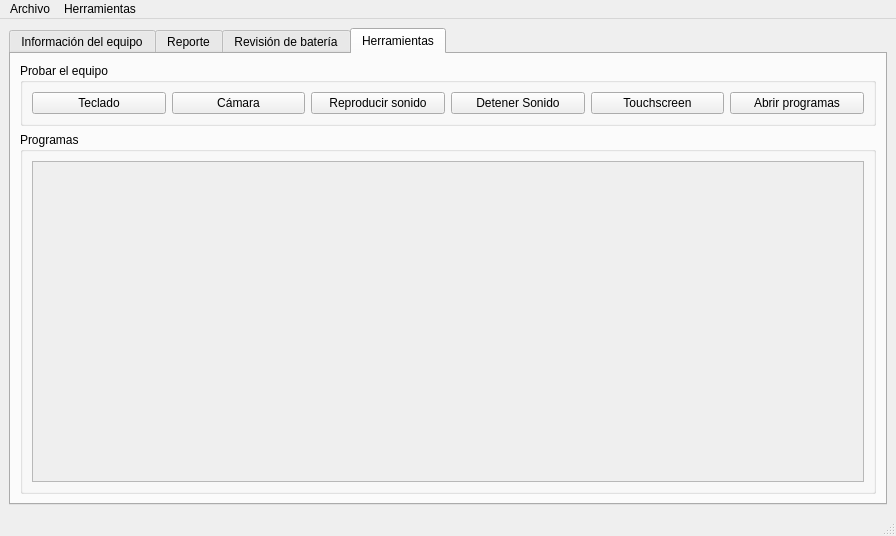
gabod22/PatiaTest, file ui/mainwindow.ui: the form before one commit.
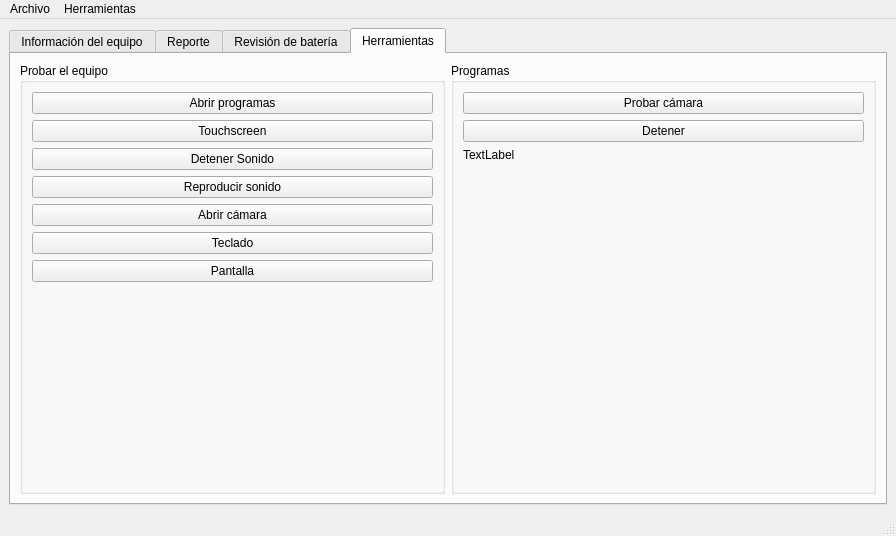
The form after the commit. The open tabs and pages were chosen to show the change. Icons and pictures are not drawn.

Commit message: Add camera capture

Patch:
```diff
--- a/ui/mainwindow.ui
+++ b/ui/mainwindow.ui
@@ -1393,51 +1393,13 @@
        <attribute name="title">
         <string>Herramientas</string>
        </attribute>
-       <layout class="QVBoxLayout" name="verticalLayout_21">
+       <layout class="QHBoxLayout" name="horizontalLayout_6">
         <item>
          <widget class="QGroupBox" name="groupBox_7">
           <property name="title">
            <string>Probar el equipo</string>
           </property>
-          <layout class="QHBoxLayout" name="horizontalLayout_6">
-           <item>
-            <widget class="QPushButton" name="BtnTestKeyboard">
-             <property name="text">
-              <string>Teclado</string>
-             </property>
-            </widget>
-           </item>
-           <item>
-            <widget class="QPushButton" name="BtnTestCamera">
-             <property name="text">
-              <string>Cámara</string>
-             </property>
-            </widget>
-           </item>
-           <item>
-            <widget class="QPushButton" name="BtnTestSpeakers">
-             <property name="text">
-              <string>Reproducir sonido</string>
-             </property>
-            </widget>
-           </item>
-           <item>
-            <widget class="QPushButton" name="BtnStopTestSpeakers">
-             <property name="enabled">
-              <bool>true</bool>
-             </property>
-             <property name="text">
-              <string>Detener Sonido</string>
-             </property>
-            </widget>
-           </item>
-           <item>
-            <widget class="QPushButton" name="BtnTestTouchscreen">
-             <property name="text">
-              <string>Touchscreen</string>
-             </property>
-            </widget>
-           </item>
+          <layout class="QVBoxLayout" name="verticalLayout_6">
            <item>
             <widget class="QPushButton" name="BtnOpenPrograms">
              <property name="text">
@@ -1445,6 +1407,64 @@
              </property>
             </widget>
            </item>
+           <item>
+            <widget class="QPushButton" name="BtnTestTouchscreen">
+             <property name="text">
+              <string>Touchscreen</string>
+             </property>
+            </widget>
+           </item>
+           <item>
+            <widget class="QPushButton" name="BtnStopTestSpeakers">
+             <property name="enabled">
+              <bool>true</bool>
+             </property>
+             <property name="text">
+              <string>Detener Sonido</string>
+             </property>
+            </widget>
+           </item>
+           <item>
+            <widget class="QPushButton" name="BtnTestSpeakers">
+             <property name="text">
+              <string>Reproducir sonido</string>
+             </property>
+            </widget>
+           </item>
+           <item>
+            <widget class="QPushButton" name="BtnTestCamera">
+             <property name="text">
+              <string>Abrir cámara</string>
+             </property>
+            </widget>
+           </item>
+           <item>
+            <widget class="QPushButton" name="BtnTestKeyboard">
+             <property name="text">
+              <string>Teclado</string>
+             </property>
+            </widget>
+           </item>
+           <item>
+            <widget class="QPushButton" name="BtnTestScreen">
+             <property name="text">
+              <string>Pantalla</string>
+             </property>
+            </widget>
+           </item>
+           <item>
+            <spacer name="verticalSpacer_4">
+             <property name="orientation">
+              <enum>Qt::Vertical</enum>
+             </property>
+             <property name="sizeHint" stdset="0">
+              <size>
+               <width>20</width>
+               <height>40</height>
+              </size>
+             </property>
+            </spacer>
+           </item>
           </layout>
          </widget>
         </item>
@@ -1455,22 +1475,39 @@
           </property>
           <layout class="QVBoxLayout" name="verticalLayout_22">
            <item>
-            <widget class="QScrollArea" name="AreaProrgrams">
-             <property name="widgetResizable">
-              <bool>true</bool>
+            <widget class="QPushButton" name="BtnStartCameraCapture">
+             <property name="text">
+              <string>Probar cámara</string>
              </property>
-             <widget class="QWidget" name="scrollAreaWidgetContents">
-              <property name="geometry">
-               <rect>
-                <x>0</x>
-                <y>0</y>
-                <width>832</width>
-                <height>324</height>
-               </rect>
-              </property>
-             </widget>
             </widget>
            </item>
+           <item>
+            <widget class="QPushButton" name="BtnStopCameraCapture">
+             <property name="text">
+              <string>Detener</string>
+             </property>
+            </widget>
+           </item>
+           <item>
+            <widget class="QLabel" name="CameraLabel">
+             <property name="text">
+              <string>TextLabel</string>
+             </property>
+            </widget>
+           </item>
+           <item>
+            <spacer name="verticalSpacer_5">
+             <property name="orientation">
+              <enum>Qt::Vertical</enum>
+             </property>
+             <property name="sizeHint" stdset="0">
+              <size>
+               <width>20</width>
+               <height>40</height>
+              </size>
+             </property>
+            </spacer>
+           </item>
           </layout>
          </widget>
         </item>
```
Left out of the diff: 4 changed lines with no effect on the pictures. The commit also changes 7 other files.
